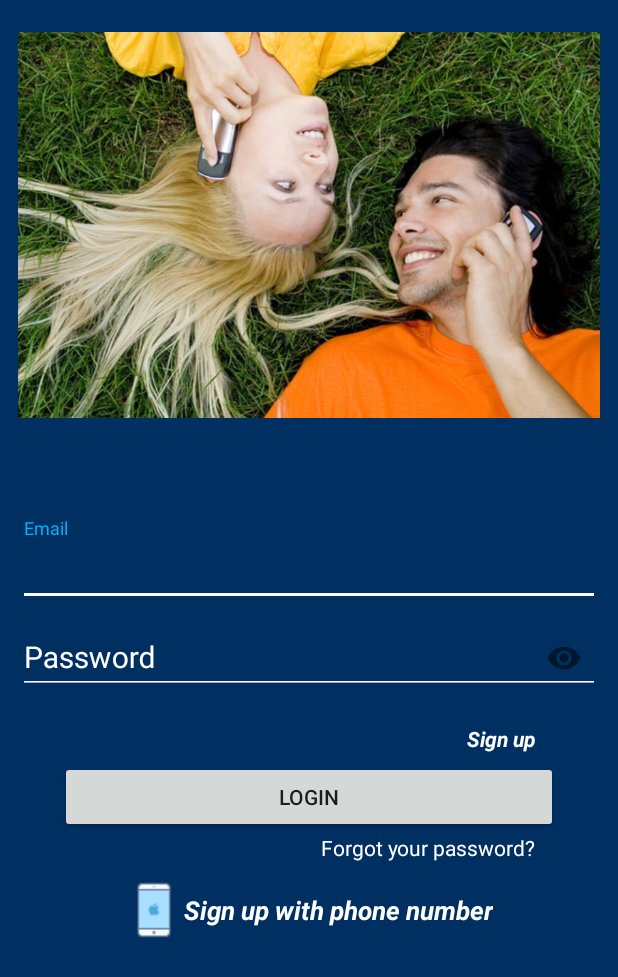
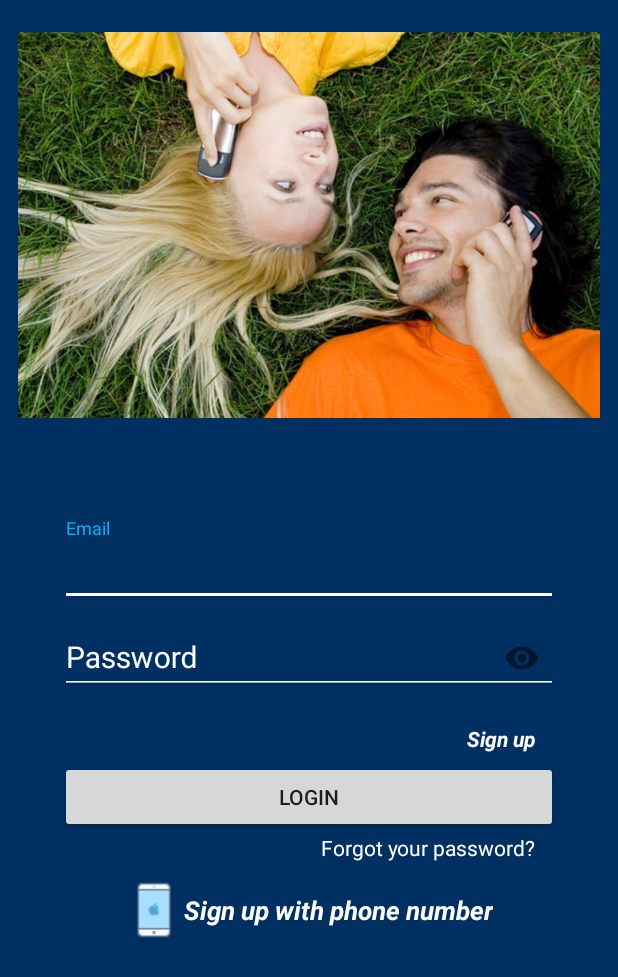
Before and after one commit to Alvaroe13/ChatUp, an Android app: the screen it shows after launch (LoginActivity), on a phone screen of 412 x 824 dp. Shown: the top 977 px of the screen. Run offline under Robolectric (Android 15) with nearby library versions, the phone set to English and light mode, and no system bars; our stand-ins replace Firebase (no records; nobody signed in at launch, a user with empty details on screens opened directly).

Commit message:
Small changes in phone login activity and login layout

```diff
--- a/app/src/main/res/layout/activity_login.xml
+++ b/app/src/main/res/layout/activity_login.xml
@@ -49,8 +49,8 @@
                     <android.support.design.widget.TextInputEditText
                         android:layout_width="match_parent"
                         android:layout_height="wrap_content"
-                        android:layout_marginLeft="12dp"
-                        android:layout_marginRight="12dp"
+                        android:layout_marginLeft="40dp"
+                        android:layout_marginRight="40dp"
                         android:hint="@string/email"
                         android:inputType="text"
                         android:textColor="@color/color_white"
@@ -68,8 +68,8 @@
                     <android.support.design.widget.TextInputEditText
                         android:layout_width="match_parent"
                         android:layout_height="wrap_content"
-                        android:layout_marginLeft="12dp"
-                        android:layout_marginRight="12dp"
+                        android:layout_marginLeft="40dp"
+                        android:layout_marginRight="40dp"
                         android:hint="@string/password"
                         android:inputType="textPassword"
                         android:textColor="@color/color_white"
```
Also changed, not shown: app/src/main/java/com/example/alvar/chatapp/Activities/PhoneLoginActivity.java (+20 -4 lines), app/src/main/res/layout/activity_phone_login.xml (+9 -24 lines).
